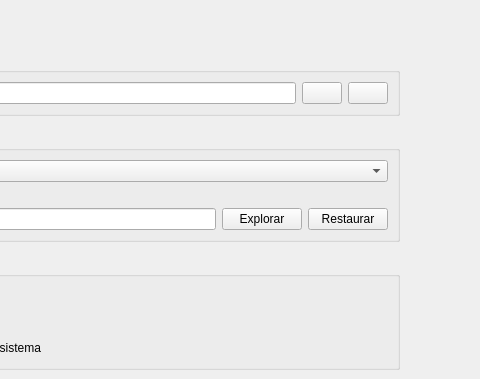
Before: the Qt Designer form zapzap/ui/ui_page_general.ui in rafatosta/zapzap, drawn with Qt 5; both pictures show x 213 to 693 and y 0 to 379 of the 693 by 620 pixel window.
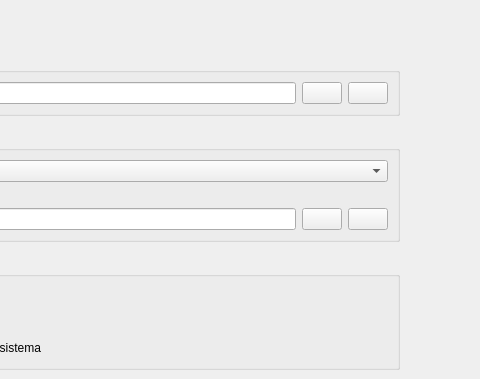
After: the same form once the commit is applied.

Commit message: new buttons icon

The edit to the form file:
```diff
--- a/zapzap/ui/ui_page_general.ui
+++ b/zapzap/ui/ui_page_general.ui
@@ -109,7 +109,7 @@
            <item row="2" column="1">
             <widget class="QPushButton" name="btn_path_spell">
              <property name="text">
-              <string>Explorar</string>
+              <string/>
              </property>
             </widget>
            </item>
@@ -123,7 +123,7 @@
            <item row="2" column="2">
             <widget class="QPushButton" name="btn_default_path_spell">
              <property name="text">
-              <string>Restaurar</string>
+              <string/>
              </property>
             </widget>
            </item>
```
The commit also changes 1 other file.
